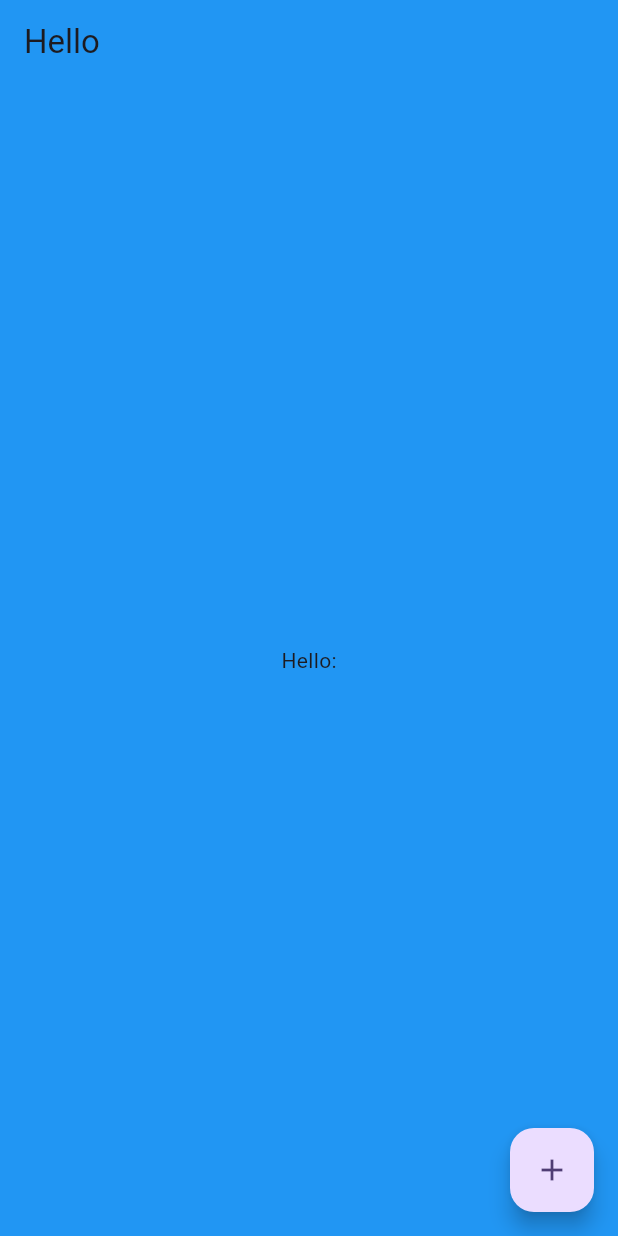
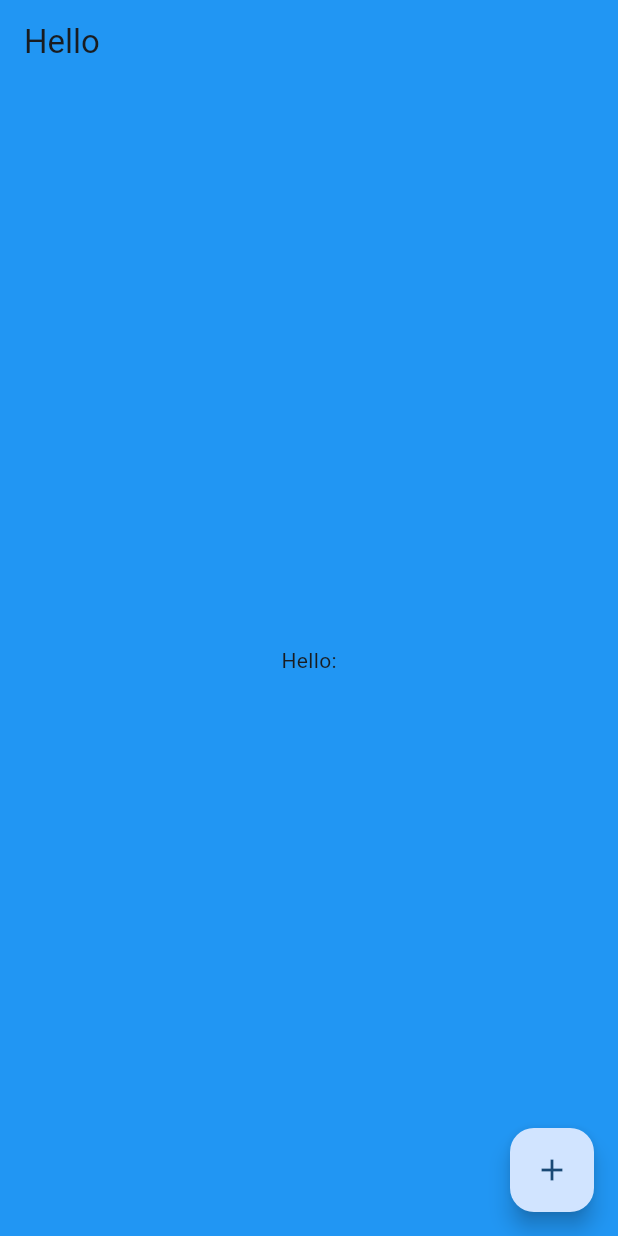
Before and after one commit to mustafanabiev/hello, a Flutter app: the screen it shows after launch, on a phone screen of 412 x 824 dp. Run offline on Flutter 3.47's test engine with Material 3 defaults, Android fonts, the phone set to English and light mode, and no system bars.

Commit message:
bg color updated

```diff
--- a/lib/home_page.dart
+++ b/lib/home_page.dart
@@ -5,6 +5,8 @@ class HomePage extends StatelessWidget {
 
   @override
   Widget build(BuildContext context) {
-    return Scaffold();
+    return const Scaffold(
+      backgroundColor: Colors.red,
+    );
   }
 }
--- a/lib/main.dart
+++ b/lib/main.dart
@@ -12,7 +12,7 @@ class MyApp extends StatelessWidget {
     return MaterialApp(
       title: 'Hello',
       theme: ThemeData(
-        colorScheme: ColorScheme.fromSeed(seedColor: Colors.deepPurple),
+        colorScheme: ColorScheme.fromSeed(seedColor: Colors.blue),
         useMaterial3: true,
       ),
       home: const MyHomePage(),
```
